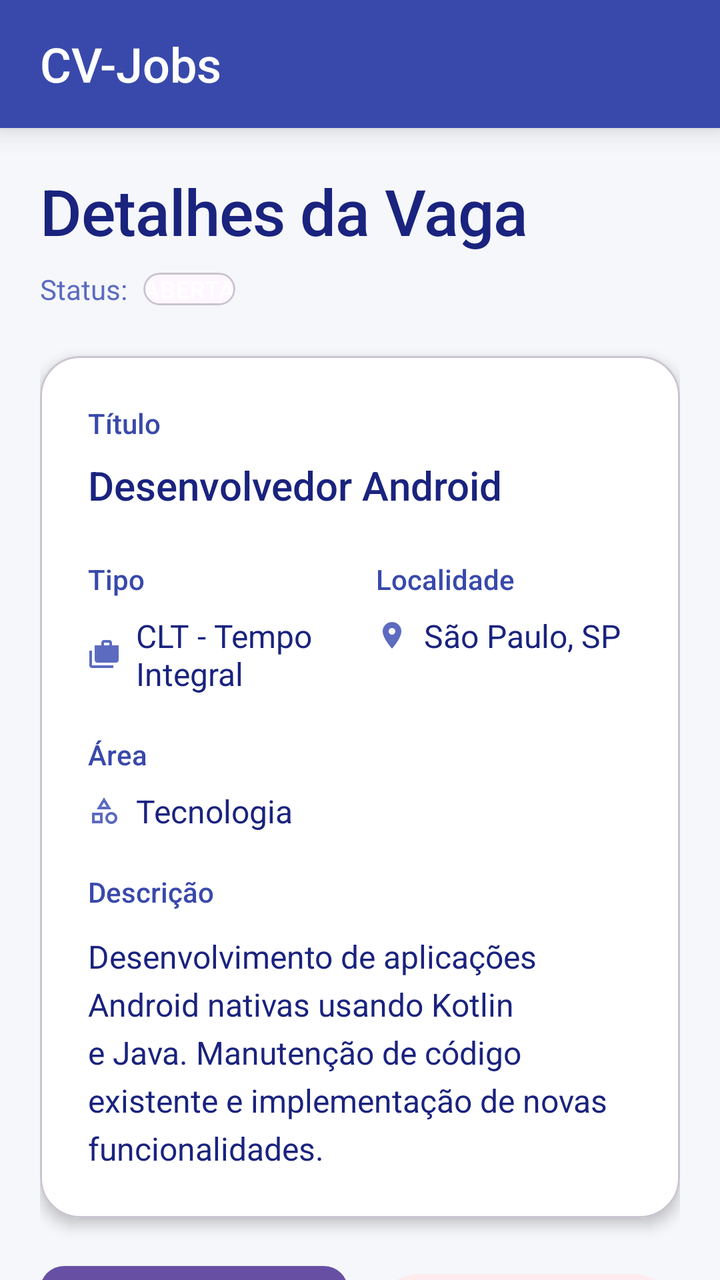
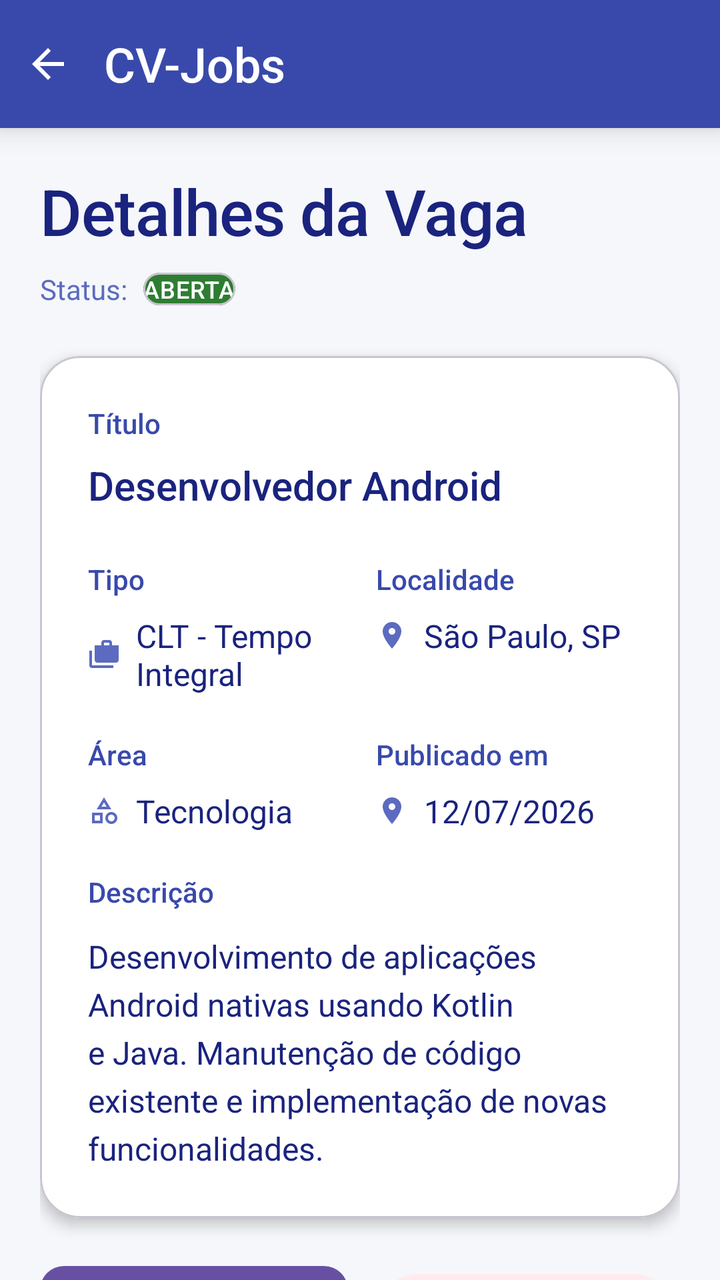

Compare the two renders of this Android layout. The source of the first and the diff that turns it into the second are given below.
<!-- AndroidManifest.xml: application theme Theme.UnicvJobs -->
<!-- res/layout/activity_detalhe_vaga.xml -->
<?xml version="1.0" encoding="utf-8"?>
<LinearLayout xmlns:android="http://schemas.android.com/apk/res/android"
    xmlns:app="http://schemas.android.com/apk/res-auto"
    android:id="@+id/main"
    android:layout_width="match_parent"
    android:orientation="vertical"
    android:layout_height="match_parent"
    android:background="#F5F7FA"
    android:fitsSystemWindows="true">

    <LinearLayout
        android:layout_width="match_parent"
        android:layout_height="?attr/actionBarSize"
        android:background="#3949AB"
        android:elevation="8dp"
        android:gravity="center_vertical"
        android:orientation="horizontal"
        android:paddingStart="20dp"
        android:paddingEnd="20dp">

        <TextView
            android:layout_width="wrap_content"
            android:layout_height="wrap_content"
            android:text="CV-Jobs"
            android:textSize="24sp"
            android:textColor="#FFFFFF"
            android:fontFamily="sans-serif-medium"/>

    </LinearLayout>

    <androidx.core.widget.NestedScrollView
        android:layout_width="match_parent"
        android:layout_height="0dp"
        android:layout_weight="1"
        android:clipToPadding="false"
        android:paddingStart="20dp"
        android:paddingTop="20dp"
        android:paddingEnd="20dp"
        android:paddingBottom="80dp">

        <LinearLayout
            android:layout_width="match_parent"
            android:layout_height="wrap_content"
            android:orientation="vertical">

            <LinearLayout
                android:layout_width="match_parent"
                android:layout_height="wrap_content"
                android:layout_marginBottom="24dp"
                android:orientation="vertical">

                <TextView
                    android:layout_width="match_parent"
                    android:layout_height="wrap_content"
                    android:fontFamily="sans-serif-medium"
                    android:letterSpacing="-0.01"
                    android:lineHeight="38sp"
                    android:text="Detalhes da Vaga"
                    android:textColor="#1A237E"
                    android:textSize="32sp" />

                <LinearLayout
                    android:layout_width="match_parent"
                    android:layout_height="wrap_content"
                    android:layout_marginTop="8dp"
                    android:gravity="center_vertical"
                    android:orientation="horizontal">

                    <TextView
                        android:layout_width="wrap_content"
                        android:layout_height="wrap_content"
                        android:layout_marginEnd="8dp"
                        android:fontFamily="sans-serif"
                        android:text="Status:"
                        android:textColor="#5C6BC0"
                        android:textSize="14sp" />

                    <com.google.android.material.card.MaterialCardView
                        android:id="@+id/statusBadge"
                        android:layout_width="wrap_content"
                        android:layout_height="wrap_content"
                        android:paddingHorizontal="12dp"
                        android:paddingVertical="6dp"
                        app:cardCornerRadius="12dp"
                        app:cardElevation="0dp">

                        <TextView
                            android:id="@+id/status"
                            android:layout_width="wrap_content"
                            android:layout_height="wrap_content"
                            android:fontFamily="sans-serif-medium"
                            android:letterSpacing="0.02"
                            android:text="ABERTA"
                            android:textAllCaps="true"
                            android:textColor="#FFFFFF"
                            android:textSize="12sp" />

                    </com.google.android.material.card.MaterialCardView>

                </LinearLayout>

            </LinearLayout>

            <com.google.android.material.card.MaterialCardView
                android:layout_width="match_parent"
                android:layout_height="wrap_content"
                android:layout_marginBottom="24dp"
                app:cardBackgroundColor="#FFFFFF"
                app:cardCornerRadius="20dp"
                app:cardElevation="4dp">

                <LinearLayout
                    android:layout_width="match_parent"
                    android:layout_height="wrap_content"
                    android:orientation="vertical"
                    android:padding="24dp">

                    <LinearLayout
                        android:layout_width="match_parent"
                        android:layout_height="wrap_content"
                        android:layout_marginBottom="24dp"
                        android:orientation="horizontal">

                        <LinearLayout
                            android:layout_width="0dp"
                            android:layout_height="wrap_content"
                            android:layout_weight="1"
                            android:orientation="vertical">

                            <TextView
                                android:layout_width="match_parent"
                                android:layout_height="wrap_content"
                                android:layout_marginBottom="8dp"
                                android:fontFamily="sans-serif-medium"
                                android:text="Título"
                                android:textColor="#3949AB"
                                android:textSize="14sp" />

                            <TextView
                                android:id="@+id/titulo"
                                android:layout_width="match_parent"
                                android:layout_height="wrap_content"
                                android:fontFamily="sans-serif-medium"
                                android:lineHeight="26sp"
                                android:text="Desenvolvedor Android"
                                android:textColor="#1A237E"
                                android:textSize="20sp" />

                        </LinearLayout>

                    </LinearLayout>

                    <LinearLayout
                        android:layout_width="match_parent"
                        android:layout_height="wrap_content"
                        android:layout_marginBottom="20dp"
                        android:orientation="horizontal">

                        <LinearLayout
                            android:layout_width="0dp"
                            android:layout_height="wrap_content"
                            android:layout_marginEnd="16dp"
                            android:layout_weight="1"
                            android:orientation="vertical">

                            <TextView
                                android:layout_width="match_parent"
                                android:layout_height="wrap_content"
                                android:layout_marginBottom="8dp"
                                android:fontFamily="sans-serif-medium"
                                android:text="Tipo"
                                android:textColor="#3949AB"
                                android:textSize="14sp" />

                            <LinearLayout
                                android:layout_width="match_parent"
                                android:layout_height="wrap_content"
                                android:gravity="center_vertical"
                                android:orientation="horizontal">

                                <ImageView
                                    android:layout_width="16dp"
                                    android:layout_height="16dp"
                                    android:layout_marginEnd="8dp"
                                    android:src="@drawable/minhas_vagas"
                                    app:tint="#5C6BC0" />

                                <TextView
                                    android:id="@+id/tipo"
                                    android:layout_width="wrap_content"
                                    android:layout_height="wrap_content"
                                    android:fontFamily="sans-serif"
                                    android:text="CLT - Tempo Integral"
                                    android:textColor="#1A237E"
                                    android:textSize="16sp" />

                            </LinearLayout>

                        </LinearLayout>

                        <LinearLayout
                            android:layout_width="0dp"
                            android:layout_height="wrap_content"
                            android:layout_weight="1"
                            android:orientation="vertical">

                            <TextView
                                android:layout_width="match_parent"
                                android:layout_height="wrap_content"
                                android:layout_marginBottom="8dp"
                                android:fontFamily="sans-serif-medium"
                                android:text="Localidade"
                                android:textColor="#3949AB"
                                android:textSize="14sp" />

                            <LinearLayout
                                android:layout_width="match_parent"
                                android:layout_height="wrap_content"
                                android:gravity="center_vertical"
                                android:orientation="horizontal">

                                <ImageView
                                    android:layout_width="16dp"
                                    android:layout_height="16dp"
                                    android:layout_marginEnd="8dp"
                                    android:src="@drawable/ic_location"
                                    app:tint="#5C6BC0" />

                                <TextView
                                    android:id="@+id/local"
                                    android:layout_width="wrap_content"
                                    android:layout_height="wrap_content"
                                    android:fontFamily="sans-serif"
                                    android:text="São Paulo, SP"
                                    android:textColor="#1A237E"
                                    android:textSize="16sp" />

                            </LinearLayout>

                        </LinearLayout>

                    </LinearLayout>

                    <LinearLayout
                        android:layout_width="match_parent"
                        android:layout_height="wrap_content"
                        android:layout_marginBottom="20dp"
                        android:orientation="horizontal">

                        <LinearLayout
                            android:layout_width="0dp"
                            android:layout_height="wrap_content"
                            android:layout_marginEnd="16dp"
                            android:layout_weight="1"
                            android:orientation="vertical">

                            <TextView
                                android:layout_width="match_parent"
                                android:layout_height="wrap_content"
                                android:layout_marginBottom="8dp"
                                android:fontFamily="sans-serif-medium"
                                android:text="Área"
                                android:textColor="#3949AB"
                                android:textSize="14sp" />

                            <LinearLayout
                                android:layout_width="match_parent"
                                android:layout_height="wrap_content"
                                android:gravity="center_vertical"
                                android:orientation="horizontal">

                                <ImageView
                                    android:layout_width="16dp"
                                    android:layout_height="16dp"
                                    android:layout_marginEnd="8dp"
                                    android:src="@drawable/ic_category"
                                    app:tint="#5C6BC0" />

                                <TextView
                                    android:id="@+id/area"
                                    android:layout_width="wrap_content"
                                    android:layout_height="wrap_content"
                                    android:fontFamily="sans-serif"
                                    android:text="Tecnologia"
                                    android:textColor="#1A237E"
                                    android:textSize="16sp" />

                            </LinearLayout>

                        </LinearLayout>

                        <LinearLayout
                            android:layout_width="0dp"
                            android:layout_height="wrap_content"
                            android:layout_weight="1"
                            android:orientation="vertical">

                            <LinearLayout
                                android:layout_width="match_parent"
                                android:layout_height="wrap_content"
                                android:gravity="center_vertical"
                                android:orientation="horizontal">


                            </LinearLayout>

                        </LinearLayout>

                    </LinearLayout>

                    <TextView
                        android:layout_width="match_parent"
                        android:layout_height="wrap_content"
                        android:layout_marginBottom="12dp"
                        android:fontFamily="sans-serif-medium"
                        android:text="Descrição"
                        android:textColor="#3949AB"
                        android:textSize="14sp" />

                    <TextView
                        android:id="@+id/descricao"
                        android:layout_width="match_parent"
                        android:layout_height="wrap_content"
                        android:fontFamily="sans-serif"
                        android:lineHeight="24sp"
                        android:text="Desenvolvimento de aplicações Android nativas usando Kotlin e Java. Manutenção de código existente e implementação de novas funcionalidades."
                        android:textColor="#1A237E"
                        android:textSize="16sp" />

                </LinearLayout>

            </com.google.android.material.card.MaterialCardView>

            <LinearLayout
                android:layout_width="match_parent"
                android:layout_height="wrap_content"
                android:layout_marginBottom="32dp"
                android:orientation="horizontal">

                <Button
                    android:id="@+id/bttnCandidatar"
                    android:layout_width="0dp"
                    android:layout_height="56dp"
                    android:layout_marginEnd="12dp"
                    android:layout_weight="1"
                    android:background="@drawable/button_rounded"
                    android:backgroundTint="#3949AB"
                    android:fontFamily="sans-serif-medium"
                    android:text="Candidatar-se"
                    android:textColor="#FFFFFF"
                    android:textSize="16sp" />

                <Button
                    android:id="@+id/botaoFecharVaga"
                    android:layout_width="0dp"
                    android:layout_height="56dp"
                    android:layout_weight="1"
                    android:backgroundTint="#FFEBEE"
                    android:fontFamily="sans-serif-medium"
                    android:text="Fechar Vaga"
                    android:textColor="#C62828"
                    android:textSize="16sp" />

            </LinearLayout>

            <TextView
                android:id="@+id/txtCandidatura"
                android:layout_width="match_parent"
                android:layout_height="wrap_content"
                android:layout_marginBottom="16dp"
                android:fontFamily="sans-serif-medium"
                android:text="Candidaturas Recebidas"
                android:textColor="#1A237E"
                android:textSize="20sp" />

            <androidx.recyclerview.widget.RecyclerView
                android:id="@+id/RVcandidaturas"
                android:layout_width="match_parent"
                android:layout_height="wrap_content"
                android:layout_marginBottom="24dp"
                android:nestedScrollingEnabled="false" />

        </LinearLayout>

    </androidx.core.widget.NestedScrollView>

</LinearLayout>
<!-- resources referenced by this layout -->
<resources>
  <!-- drawable button_rounded (drawable) -->
  <?xml version="1.0" encoding="utf-8"?>
  <shape xmlns:android="http://schemas.android.com/apk/res/android">
      <solid android:color="#3949AB"/>
      <corners android:radius="12dp"/>
  </shape>
  <!-- drawable ic_category (drawable) -->
  <?xml version="1.0" encoding="utf-8"?>
  <vector xmlns:android="http://schemas.android.com/apk/res/android"
      android:width="24dp"
      android:height="24dp"
      android:viewportWidth="24"
      android:viewportHeight="24">
      <path
          android:fillColor="#000000"
          android:pathData="M12,2l-5.5,9h11L12,2zM12,5.84L13.93,9h-3.87L12,5.84zM17.5,13c-2.49,0 -4.5,2.01 -4.5,4.5s2.01,4.5 4.5,4.5 4.5,-2.01 4.5,-4.5 -2.01,-4.5 -4.5,-4.5zM17.5,20c-1.38,0 -2.5,-1.12 -2.5,-2.5s1.12,-2.5 2.5,-2.5 2.5,1.12 2.5,2.5 -1.12,2.5 -2.5,2.5zM3,21.5h8v-8H3v8zM5,15.5h4v4H5v-4z"/>
  </vector>
  <!-- drawable ic_location (drawable) -->
  <?xml version="1.0" encoding="utf-8"?>
  <vector xmlns:android="http://schemas.android.com/apk/res/android"
      android:width="24dp"
      android:height="24dp"
      android:viewportWidth="24"
      android:viewportHeight="24">
      <path
          android:fillColor="#000000"
          android:pathData="M12,2C8.13,2 5,5.13 5,9c0,5.25 7,13 7,13s7,-7.75 7,-13c0,-3.87 -3.13,-7 -7,-7zM12,11.5c-1.38,0 -2.5,-1.12 -2.5,-2.5s1.12,-2.5 2.5,-2.5 2.5,1.12 2.5,2.5 -1.12,2.5 -2.5,2.5z"/>
  </vector>
  <!-- drawable minhas_vagas (drawable) -->
  <vector xmlns:android="http://schemas.android.com/apk/res/android" android:height="24dp" android:tint="#000000" android:viewportHeight="24" android:viewportWidth="24" android:width="24dp">
        
      <path android:fillColor="@android:color/white" android:pathData="M18,5V3c0,-1.1 -0.9,-2 -2,-2h-4c-1.1,0 -2,0.9 -2,2v2H5v11c0,1.1 0.9,2 2,2h14c1.1,0 2,-0.9 2,-2V5H18zM16,5h-4V3h4V5zM3,9H1v11c0,1.11 0.89,2 2,2h16v-2H3V9z"/>
      
  </vector>
  <style name="Theme.UnicvJobs" parent="Base.Theme.UnicvJobs" />
  <style name="Base.Theme.UnicvJobs" parent="Theme.Material3.DayNight.NoActionBar">
          
          
      </style>
</resources>

<!-- the commit's change to res/layout/activity_detalhe_vaga.xml (unified diff, before → after) -->
@@ -15,12 +15,24 @@
         android:elevation="8dp"
         android:gravity="center_vertical"
         android:orientation="horizontal"
-        android:paddingStart="20dp"
+        android:paddingStart="4dp"
         android:paddingEnd="20dp">
+
+        
+        <ImageView
+            android:id="@+id/btn_voltar"
+            android:layout_width="40dp"
+            android:layout_height="40dp"
+            android:padding="8dp"
+            android:src="@drawable/ic_arrow_back"
+            android:background="?attr/selectableItemBackgroundBorderless"
+            app:tint="#FFFFFF"
+            android:contentDescription="Voltar"/>
 
         <TextView
             android:layout_width="wrap_content"
             android:layout_height="wrap_content"
+            android:layout_marginStart="8dp"
             android:text="CV-Jobs"
             android:textSize="24sp"
             android:textColor="#FFFFFF"
@@ -75,12 +87,14 @@
                         android:textColor="#5C6BC0"
                         android:textSize="14sp" />
 
+                    
                     <com.google.android.material.card.MaterialCardView
                         android:id="@+id/statusBadge"
                         android:layout_width="wrap_content"
                         android:layout_height="wrap_content"
                         android:paddingHorizontal="12dp"
                         android:paddingVertical="6dp"
+                        app:cardBackgroundColor="#2E7D32"
                         app:cardCornerRadius="12dp"
                         app:cardElevation="0dp">
 
@@ -227,7 +241,7 @@
                                     app:tint="#5C6BC0" />
 
                                 <TextView
-                                    android:id="@+id/local"
+                                    android:id="@+id/localVaga"
                                     android:layout_width="wrap_content"
                                     android:layout_height="wrap_content"
                                     android:fontFamily="sans-serif"
@@ -241,6 +255,7 @@
 
                     </LinearLayout>
 
+                    
                     <LinearLayout
                         android:layout_width="match_parent"
                         android:layout_height="wrap_content"
@@ -295,12 +310,36 @@
                             android:layout_weight="1"
                             android:orientation="vertical">
 
+                            <TextView
+                                android:layout_width="match_parent"
+                                android:layout_height="wrap_content"
+                                android:layout_marginBottom="8dp"
+                                android:fontFamily="sans-serif-medium"
+                                android:text="Publicado em"
+                                android:textColor="#3949AB"
+                                android:textSize="14sp" />
+
                             <LinearLayout
                                 android:layout_width="match_parent"
                                 android:layout_height="wrap_content"
                                 android:gravity="center_vertical"
                                 android:orientation="horizontal">
 
+                                <ImageView
+                                    android:layout_width="16dp"
+                                    android:layout_height="16dp"
+                                    android:layout_marginEnd="8dp"
+                                    android:src="@drawable/ic_location"
+                                    app:tint="#5C6BC0" />
+
+                                <TextView
+                                    android:id="@+id/dataPublicacao"
+                                    android:layout_width="wrap_content"
+                                    android:layout_height="wrap_content"
+                                    android:fontFamily="sans-serif"
+                                    android:text="12/07/2026"
+                                    android:textColor="#1A237E"
+                                    android:textSize="16sp" />
 
                             </LinearLayout>
 
@@ -350,6 +389,7 @@
                     android:textColor="#FFFFFF"
                     android:textSize="16sp" />
 
+                
                 <Button
                     android:id="@+id/botaoFecharVaga"
                     android:layout_width="0dp"
<!-- resource entries referenced after the edit -->
@@ -6,6 +6,16 @@
       <solid android:color="#3949AB"/>
       <corners android:radius="12dp"/>
   </shape>
+  <!-- drawable ic_arrow_back (drawable) -->
+  <vector xmlns:android="http://schemas.android.com/apk/res/android"
+      android:width="24dp"
+      android:height="24dp"
+      android:viewportWidth="24"
+      android:viewportHeight="24">
+      <path
+          android:fillColor="#000000"
+          android:pathData="M20,11H7.83l5.59,-5.59L12,4l-8,8 8,8 1.41,-1.41L7.83,13H20v-2z"/>
+  </vector>
   <!-- drawable ic_category (drawable) -->
   <?xml version="1.0" encoding="utf-8"?>
   <vector xmlns:android="http://schemas.android.com/apk/res/android"
